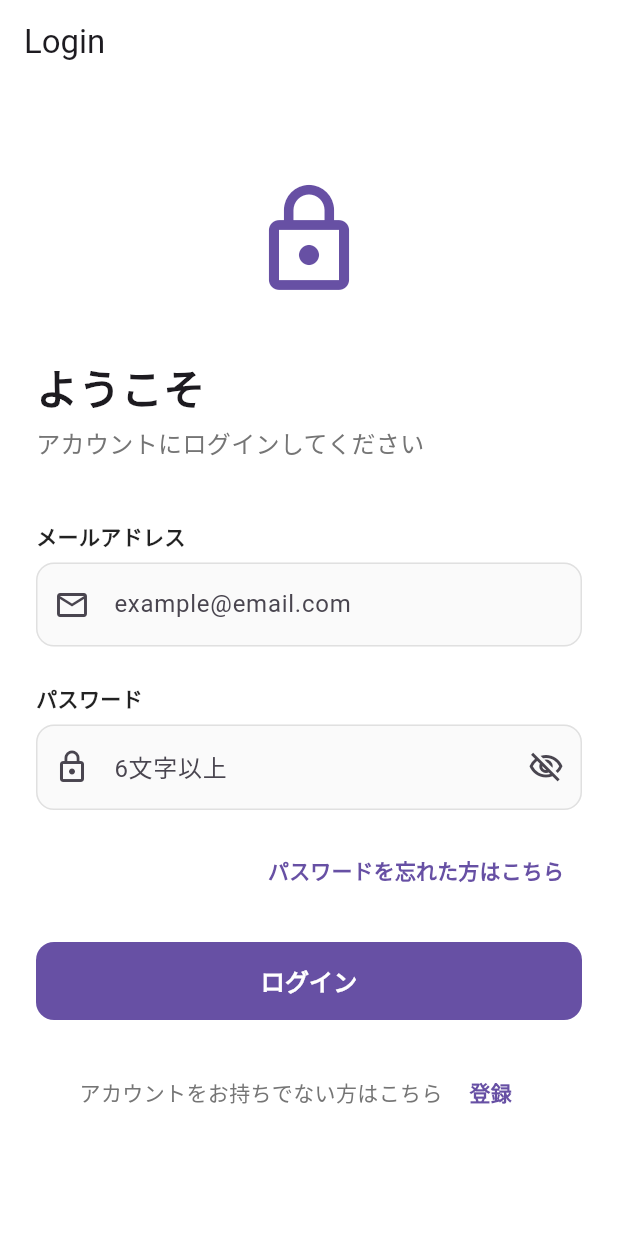
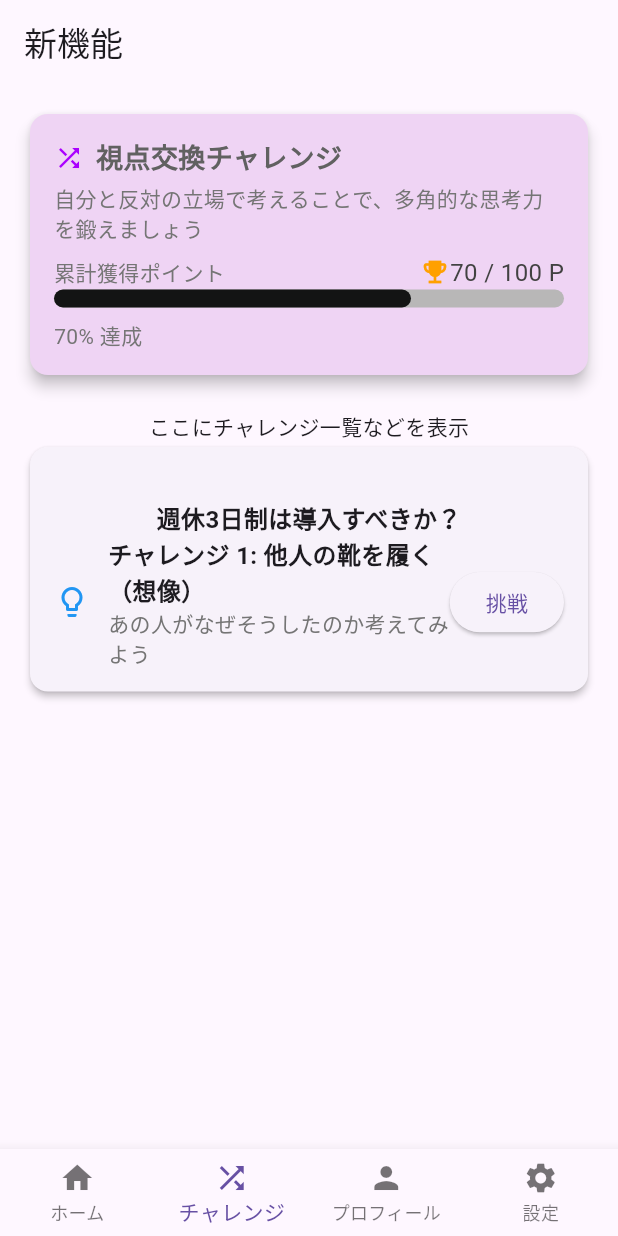
Before and after one commit to oto1720/2025_tyarekyara, a Flutter app: the screen it shows after launch, on a phone screen of 412 x 824 dp. Run offline on Flutter 3.47's test engine with Material 3 defaults, Android fonts, the phone set to English and light mode, and no system bars; our stand-ins replace cloud_firestore, firebase_auth, firebase_core, firebase_storage, flutter_riverpod, freezed_annotation and 4 more; accounts and stored records are empty.

Commit message:
チャレンジ画面の基盤作成

```diff
--- a/lib/core/route/app_router.dart
+++ b/lib/core/route/app_router.dart
@@ -7,6 +7,7 @@ import 'package:tyarekyara/feature/auth/presentaion/pages/login.dart';
 import 'package:tyarekyara/feature/auth/presentaion/pages/signup_page.dart';
 import 'package:tyarekyara/feature/auth/presentaion/pages/profile_setup_page.dart';
 import 'package:tyarekyara/feature/guide/presentaion/pages/tutorial_page.dart';
+import 'package:tyarekyara/feature/challenge/presentaion/pages/challenge.dart';
 
 // ルーティング設定
 // 新しい画面を追加する場合：
@@ -14,61 +15,59 @@ import 'package:tyarekyara/feature/guide/presentaion/pages/tutorial_page.dart';
 // 2. lib/widgets/bottom_navigation.dartのBottomNavigationConfigに追加
 // 3. 以下のShellRouteのroutesに新しいGoRouteを追加
 final GoRouter router = GoRouter(
-  initialLocation: '/login',
+  // initialLocation: '/login',
+  //ログイン画面をスキップしてchallenge画面へ(終わったら戻す)
+  initialLocation: '/challenge',
   routes: [
     // 認証画面（BottomNavigation なし）
     GoRoute(
       path: '/login',
-      pageBuilder: (context, state) => const NoTransitionPage(
-        child: LoginPage(),
-      ),
+      pageBuilder: (context, state) =>
+          const NoTransitionPage(child: LoginPage()),
     ),
     GoRoute(
       path: '/signup',
-      pageBuilder: (context, state) => const NoTransitionPage(
-        child: SignUpPage(),
-      ),
+      pageBuilder: (context, state) =>
+          const NoTransitionPage(child: SignUpPage()),
     ),
     GoRoute(
       path: '/profile-setup',
-      pageBuilder: (context, state) => const NoTransitionPage(
-        child: ProfileSetupPage(),
-      ),
+      pageBuilder: (context, state) =>
+          const NoTransitionPage(child: ProfileSetupPage()),
     ),
     GoRoute(
       path: '/tutorial',
-      pageBuilder: (context, state) => const NoTransitionPage(
-        child: TutorialPage(),
-      ),
+      pageBuilder: (context, state) =>
+          const NoTransitionPage(child: TutorialPage()),
     ),
     // メインアプリ（BottomNavigation あり）
     ShellRoute(
       builder: (context, state, child) {
-        return ScaffoldWithBottomNavigation(
-          child: child,
-        );
+        return ScaffoldWithBottomNavigation(child: child);
       },
       routes: [
         // ホーム画面
         GoRoute(
           path: '/',
-          pageBuilder: (context, state) => const NoTransitionPage(
-            child: HomeScreen(),
-          ),
+          pageBuilder: (context, state) =>
+              const NoTransitionPage(child: HomeScreen()),
         ),
         // プロフィール画面
         GoRoute(
           path: '/profile',
-          pageBuilder: (context, state) => const NoTransitionPage(
-            child: ProfileScreen(),
-          ),
+          pageBuilder: (context, state) =>
+              const NoTransitionPage(child: ProfileScreen()),
         ),
         // 設定画面
         GoRoute(
           path: '/settings',
-          pageBuilder: (context, state) => const NoTransitionPage(
-            child: SettingsScreen(),
-          ),
+          pageBuilder: (context, state) =>
+              const NoTransitionPage(child: SettingsScreen()),
+        ),
+        GoRoute(
+          path: '/challenge',
+          pageBuilder: (context, state) =>
+              const NoTransitionPage(child: ChallengePage()),
         ),
       ],
     ),
--- a/lib/feature/challenge/presentaion/pages/challenge.dart
+++ b/lib/feature/challenge/presentaion/pages/challenge.dart
@@ -0,0 +1,182 @@
+import 'package:flutter/material.dart';
+import 'package:tyarekyara/feature/challenge/presentaion/widgets/difficultry_budge.dart';
+import 'package:tyarekyara/widgets/custom_button.dart';
+
+class ChallengePage extends StatelessWidget {
+  const ChallengePage({super.key});
+
+  @override
+  Widget build(BuildContext context) {
+    double currentProgress = 0.7; // ゲージ用の割合 (0.0～1.0)
+    int currentPoints = 70; // 分子 (現在のポイント)
+    int maxPoints = 100; // 分母 (最大ポイント)
+
+    return Scaffold(
+      appBar: AppBar(title: const Text('新機能')),
+      body: Padding(
+        padding: const EdgeInsets.all(16.0), // 画面全体に余白
+        child: Column(
+          crossAxisAlignment: CrossAxisAlignment.stretch, // 子を横幅いっぱいに広げる
+          children: [
+            // --- ここからがポイントゲージの部分 ---
+            Card(
+              color: const Color.fromARGB(255, 239, 212, 244),
+              elevation: 4.0, // 影の濃さ
+              shape: RoundedRectangleBorder(
+                borderRadius: BorderRadius.circular(12.0), // カードの角の丸み
+              ),
+              child: Padding(
+                padding: const EdgeInsets.all(16.0), // カード内部の余白
+                child: Column(
+                  crossAxisAlignment: CrossAxisAlignment.start, // 左寄せ
+                  children: [
+                    // 説明テキスト
+                    Row(
+                      children: [
+                        // 1. アイコンを表示
+                        Icon(
+                          Icons.shuffle, // お好きなアイコンに変更してください
+                          color: Colors.purpleAccent[700],
+                          size: 20, // アイコンのサイズ
+                        ),
+                        const SizedBox(width: 8), // アイコンとテキストの間隔
+                        // 2. 説明テキスト
+                        Text(
+                          '視点交換チャレンジ', // もっと長い説明
+                          style: TextStyle(
+                            fontSize: 18,
+                            fontWeight: FontWeight.bold,
+                            color: Colors.grey[700],
+                          ),
+                        ),
+                      ],
+                    ),
+                    const SizedBox(height: 4), // タイトルと説明文の間の小さな隙間
+                    Text(
+                      '自分と反対の立場で考えることで、多角的な思考力を鍛えましょう',
+                      style: TextStyle(
+                        fontSize: 14,
+                        color: Colors.grey[600], // 少し薄い色に
+                      ),
+                    ),
+                    const SizedBox(height: 8), // 少し間隔をあける
+
+                    Row(
+                      children: [
+                        // 左側のテキスト
+                        Text(
+                          '累計獲得ポイント',
+                          style: TextStyle(
+                            fontSize: 14,
+                            color: Colors.grey[600],
+                          ),
+                        ),
+                        // 間のスペースを最大まで広げる
+                        const Spacer(),
+                        Icon(
+                          Icons.emoji_events,
+                          color: Colors.amber[700],
+                          size: 20,
+                        ),
+                        // 右側のテキスト（分数）
+                        Text(
+                          '$currentPoints / $maxPoints P',
+                          style: TextStyle(
+                            fontSize: 16,
+                            fontWeight: FontWeight.normal,
+                            color: Colors.grey[800], // 少し濃い色に
+                          ),
+                        ),
+                      ],
+                    ),
+
+                    // ポイントゲージ（例として LinearProgressIndicator を使用）
+                    LinearProgressIndicator(
+                      value: currentProgress, // ポイントの割合（0.0～1.0）
+                      minHeight: 12, // ゲージの太さ
+                      backgroundColor: const Color.fromARGB(255, 184, 183, 183),
+                      valueColor: const AlwaysStoppedAnimation<Color>(
+                        Color.fromARGB(255, 19, 20, 20),
+                      ),
+                      borderRadius: BorderRadius.circular(6), // ゲージの角の丸み
+                    ),
+                    const SizedBox(height: 8), // 少し間隔をあける
+                    // ポイントの具体的な数値表示
+                    Text(
+                      '${(currentProgress * 100).toInt()}% 達成',
+                      style: TextStyle(fontSize: 14, color: Colors.grey[600]),
+                    ),
+                  ],
+                ),
+              ),
+            ),
+
+            const SizedBox(height: 20), // カードと他のコンテンツの間隔
+            // 他のコンテンツ（例: チャレンジ一覧など）
+            const Center(child: Text('ここにチャレンジ一覧などを表示')),
+
+            Card(
+              elevation: 2.0, // ポイントゲージより少し影を薄くする（お好みで）
+              shape: RoundedRectangleBorder(
+                borderRadius: BorderRadius.circular(12.0),
+              ),
+              child: Padding(
+                padding: const EdgeInsets.all(16.0),
+                child: Column(
+                  children: [
+                    const SizedBox(height: 20),
+                    Text(
+                      '週休3日制は導入すべきか？',
+                      style: TextStyle(
+                        fontSize: 16,
+                        fontWeight: FontWeight.bold,
+                      ),
+                    ),
+                    // --- ここにチャレンジ1つ分のレイアウトを作る ---
+                    // 例:
+                    Row(
+                      children: [
+                        // 左側にチャレンジのアイコン
+                        Icon(Icons.lightbulb_outline, color: Colors.blue),
+                        const SizedBox(width: 12),
+                        // 中央にチャレンジ名と説明
+                        Expanded(
+                          child: Column(
+                            crossAxisAlignment: CrossAxisAlignment.start,
+                            children: [
+                              Text(
+                                'チャレンジ 1: 他人の靴を履く（想像）',
+                                style: TextStyle(
+                                  fontSize: 16,
+                                  fontWeight: FontWeight.bold,
+                                ),
+                              ),
+                              Text(
+                                'あの人がなぜそうしたのか考えてみよう',
+                                style: TextStyle(color: Colors.grey[600]),
+                              ),
+                            ],
+                          ),
+                        ),
+                        // 右側に「挑戦」ボタン
+                        ElevatedButton(
+                          onPressed: () {
+                            // TODO: チャレンジ挑戦処理
+                          },
+                          child: const Text('挑戦'),
+                        ),
+                      ],
+                    ),
+
+                    // TODO: 後でここを ListView などに変更する
+                    // --- チャレンジ1つ分のレイアウトここまで ---
+                  ],
+                ),
+              ),
+            ),
+          ],
+        ),
+      ),
+    );
+  }
+}
--- /dev/null
+++ b/lib/feature/challenge/presentaion/widgets/difficultry_budge.dart
@@ -0,0 +1,52 @@
+import 'package:flutter/material.dart';
+
+// 1. 難易度を「型」として定義します (Enum)
+//    こうすると、'簡単' のように文字列で渡すよりタイプミスが防げて安全です。
+enum ChallengeDifficulty {
+  easy, // 簡単
+  normal, // 普通
+  hard, // 難しい
+}
+
+// 2. 難易度バッジを表示する専用のウィジェット
+class DifficultyBadge extends StatelessWidget {
+  // 呼び出し元から 難易度 を受け取ります
+  final ChallengeDifficulty difficulty;
+
+  const DifficultyBadge({super.key, required this.difficulty});
+
+  @override
+  Widget build(BuildContext context) {
+    // 難易度に応じて、表示するテキストと色を決定します
+    final (String text, Color color) badgeStyle;
+
+    switch (difficulty) {
+      case ChallengeDifficulty.easy:
+        badgeStyle = ('簡単', Colors.green);
+        break;
+      case ChallengeDifficulty.normal:
+        badgeStyle = ('普通', Colors.blue);
+        break;
+      case ChallengeDifficulty.hard:
+        badgeStyle = ('難しい', Colors.red);
+        break;
+    }
+
+    // 3. バッジの見た目（デザイン）
+    return Container(
+      padding: const EdgeInsets.symmetric(horizontal: 10.0, vertical: 4.0),
+      decoration: BoxDecoration(
+        color: badgeStyle.$2.withOpacity(0.15), // 色の薄い背景
+        borderRadius: BorderRadius.circular(20), // 楕円形（カプセル型）にする
+      ),
+      child: Text(
+        badgeStyle.$1, // '簡単', '普通', '難しい' のテキスト
+        style: TextStyle(
+          color: badgeStyle.$2, // 色の濃いテキスト
+          fontWeight: FontWeight.bold,
+          fontSize: 12,
+        ),
+      ),
+    );
+  }
+}
--- a/lib/widgets/bottom_navigation.dart
+++ b/lib/widgets/bottom_navigation.dart
@@ -5,21 +5,10 @@ import 'package:go_router/go_router.dart';
 /// 新しいタブを追加する場合は、[navigationItems]に追加してください
 class BottomNavigationConfig {
   static const List<NavigationItem> navigationItems = [
-    NavigationItem(
-      icon: Icons.home,
-      label: 'ホーム',
-      route: '/',
-    ),
-    NavigationItem(
-      icon: Icons.person,
-      label: 'プロフィール',
-      route: '/profile',
-    ),
-    NavigationItem(
-      icon: Icons.settings,
-      label: '設定',
-      route: '/settings',
-    ),
+    NavigationItem(icon: Icons.home, label: 'ホーム', route: '/'),
+    NavigationItem(icon: Icons.shuffle, label: 'チャレンジ', route: '/challenge'),
+    NavigationItem(icon: Icons.person, label: 'プロフィール', route: '/profile'),
+    NavigationItem(icon: Icons.settings, label: '設定', route: '/settings'),
   ];
 }
 
@@ -37,10 +26,7 @@ class NavigationItem {
 
 /// Bottom Navigationバーを表示するScaffold
 class ScaffoldWithBottomNavigation extends StatelessWidget {
-  const ScaffoldWithBottomNavigation({
-    required this.child,
-    super.key,
-  });
+  const ScaffoldWithBottomNavigation({required this.child, super.key});
 
   final Widget child;
 
@@ -49,6 +35,7 @@ class ScaffoldWithBottomNavigation extends StatelessWidget {
     return Scaffold(
       body: child,
       bottomNavigationBar: BottomNavigationBar(
+        type: BottomNavigationBarType.fixed,
         currentIndex: _calculateSelectedIndex(context),
         onTap: (index) => _onItemTapped(index, context),
         items: BottomNavigationConfig.navigationItems
```
